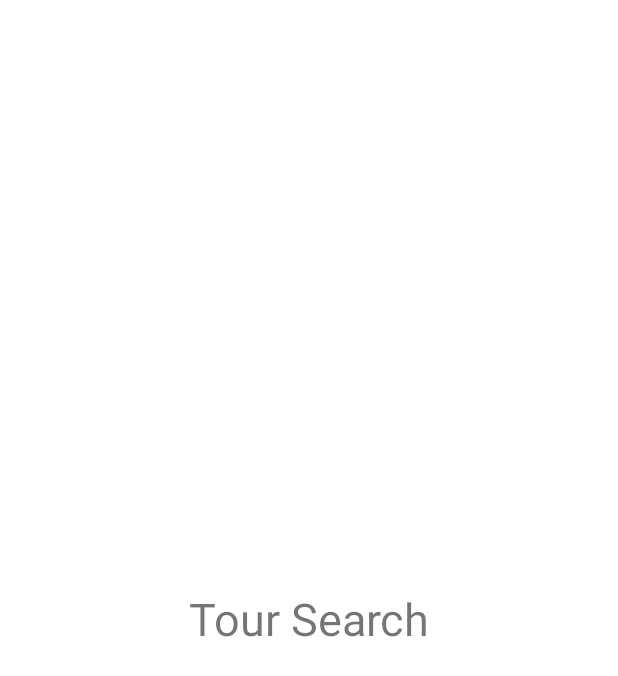
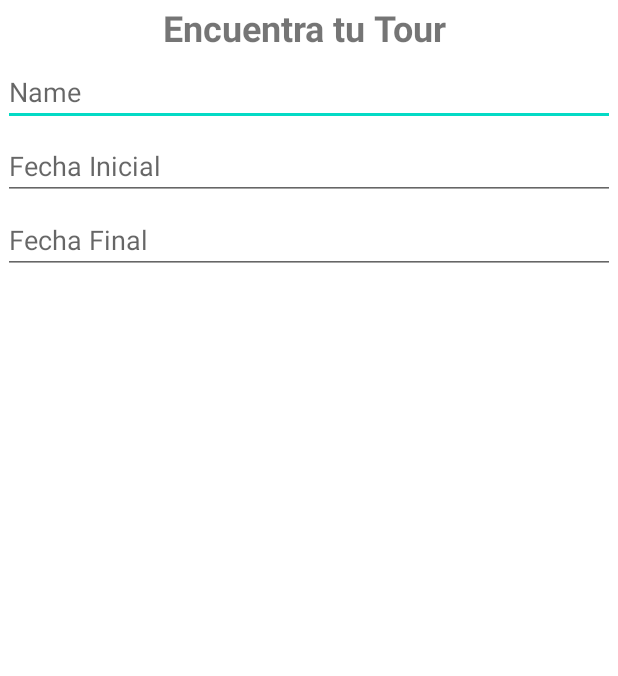
Before and after one commit to Alvarodb/tour-mobile-app, an Android app: the layout fragment_tour_search.xml on its own in the app's theme, with its tools: preview values and no code run, on a phone screen of 412 x 824 dp. Shown: the top 676 px of the screen. Run offline under Robolectric (Android 15) with nearby library versions, the phone set to English and light mode, and no system bars.

Commit message:
feat(tour-search): add tour-search ui

```diff
--- a/app/build.gradle
+++ b/app/build.gradle
@@ -1,6 +1,7 @@
 plugins {
     id 'com.android.application'
     id 'kotlin-android'
+    id 'kotlin-android-extensions'
 }
 
 android {
--- a/app/src/main/res/layout/fragment_tour_search.xml
+++ b/app/src/main/res/layout/fragment_tour_search.xml
@@ -1,19 +1,50 @@
 <?xml version="1.0" encoding="utf-8"?>
-<androidx.constraintlayout.widget.ConstraintLayout xmlns:android="http://schemas.android.com/apk/res/android"
+<LinearLayout xmlns:android="http://schemas.android.com/apk/res/android"
     xmlns:app="http://schemas.android.com/apk/res-auto"
     xmlns:tools="http://schemas.android.com/tools"
     android:layout_width="match_parent"
     android:layout_height="match_parent"
-    tools:context=".TourSearch">
-
+    android:orientation="vertical"
+    tools:context=".MainActivity">
     <TextView
         android:layout_width="wrap_content"
         android:layout_height="wrap_content"
-        android:text="@string/tour_search_fragment"
-        android:textSize="30sp"
-        app:layout_constraintBottom_toBottomOf="parent"
-        app:layout_constraintEnd_toEndOf="parent"
-        app:layout_constraintStart_toStartOf="parent"
-        app:layout_constraintTop_toTopOf="parent" />
+        android:layout_gravity="center_horizontal"
+        android:layout_margin="2dp"
+        android:text="Encuentra tu Tour "
+        android:textSize="24sp"
+        android:textStyle="bold" />
+    <EditText
+        android:id="@+id/etName"
+        android:layout_width="match_parent"
+        android:layout_height="wrap_content"
+        android:layout_margin="2dp"
+        android:hint="Name"/>
+    <EditText
+        android:id="@+id/etDateI"
+        android:layout_width="match_parent"
+        android:layout_height="wrap_content"
+        android:layout_margin="2dp"
+        android:inputType="date"
+        android:clickable="true"
+        android:focusable="false"
+        android:hint="Fecha Inicial"
+        android:maxLines="1"/>
 
-</androidx.constraintlayout.widget.ConstraintLayout>
+    <EditText
+        android:id="@+id/etDateF"
+        android:layout_width="match_parent"
+        android:layout_height="wrap_content"
+        android:layout_margin="2dp"
+        android:inputType="date"
+        android:clickable="true"
+        android:focusable="false"
+        android:hint="Fecha Final"
+        android:maxLines="1"/>
+
+    <androidx.recyclerview.widget.RecyclerView
+        android:id="@+id/recyclerView"
+        android:layout_width="match_parent"
+        android:layout_height="match_parent" />
+
+</LinearLayout>
--- a/app/src/main/res/values/strings.xml
+++ b/app/src/main/res/values/strings.xml
@@ -2,5 +2,5 @@
     <string name="app_name">Tours</string>
     <!-- TODO: Remove or change this placeholder text -->
     <string name="hello_blank_fragment">Hello blank fragment</string>
-    <string name="tour_search_fragment">Tour Search</string>
+    <string name="tour_search_fragment">Tour List</string>
 </resources>
```
Also changed, not shown: app/src/main/java/com/app/tours/RecylerViewAdapter.kt (added, +54 -0 lines), app/src/main/java/com/app/tours/TourSearch.kt (+43 -37 lines).
